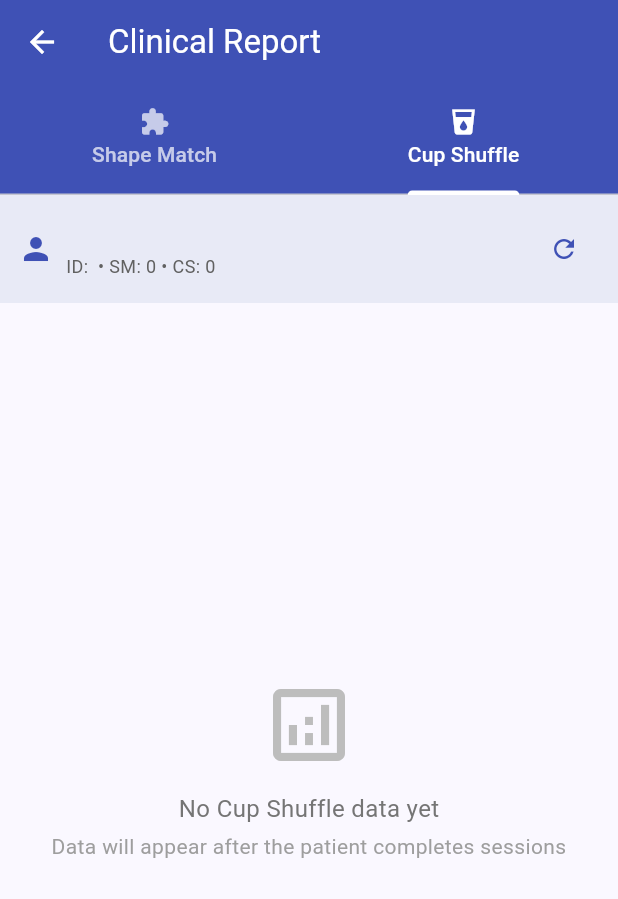
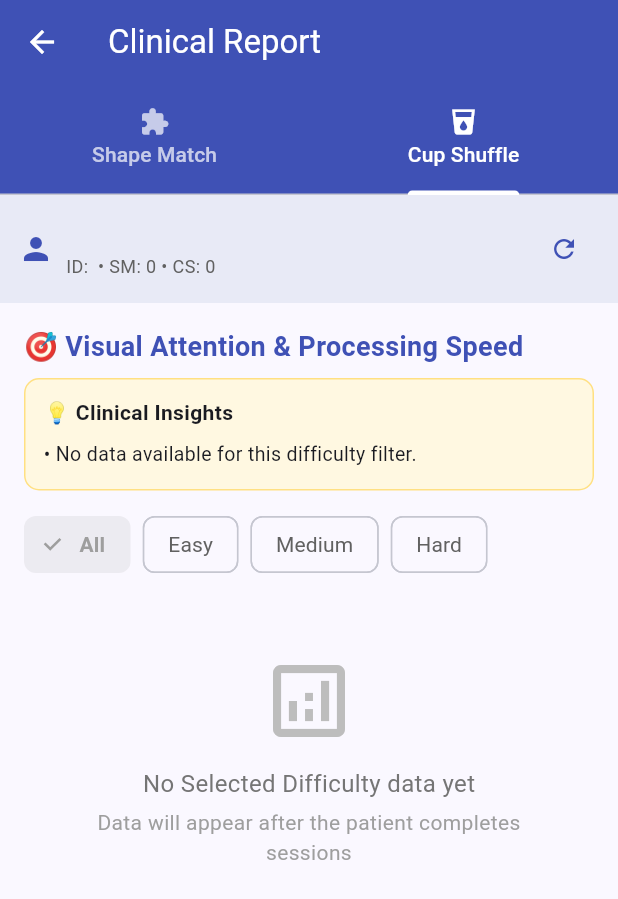
Before and after one commit to Agido26/mtbi_rehab_app, a Flutter app: the ClinicalReportScreen screen opened directly with empty values, tab 2 chosen, on a phone screen of 412 x 824 dp. Shown: the top 899 px of the screen. Run offline on Flutter 3.47's test engine with Material 3 defaults, Android fonts, the phone set to English and light mode, and no system bars; our stand-ins replace camera, fl_chart, permission_handler, shared_preferences, sqflite, webview_flutter; missing offline and left inert: webview_flutter_android; accounts and stored records are empty.

Commit message:
fix recent session bar in clical screen and add chart for modes easy,mid and hard in cup shuffle game

```diff
--- a/lib/screens/clinical_report_screen.dart
+++ b/lib/screens/clinical_report_screen.dart
@@ -1,7 +1,9 @@
 import 'package:flutter/material.dart';
 import 'package:intl/intl.dart';
+
+import '../models/game_result.dart';
 import '../models/patient.dart';
-import '../models/game_result.dart';
+import '../services/auth_service.dart';
 import '../services/game_data_service.dart';
 import '../services/metrics_analyzer.dart';
 import '../widgets/charts/spatial_error_chart.dart';
@@ -10,6 +12,7 @@ import '../widgets/charts/trend_line_chart.dart';
 class ClinicalReportScreen extends StatefulWidget {
   final Patient patient;
   const ClinicalReportScreen({super.key, required this.patient});
+
   @override
   State<ClinicalReportScreen> createState() => _ClinicalReportScreenState();
 }
@@ -20,8 +23,11 @@ class _ClinicalReportScreenState extends State<ClinicalReportScreen>
   Map<GameType, List<GameResult>> _byGame = {};
   bool _loading = true;
   late final TabController _tabController;
+
+  // حالة الفلترة وعرض المزيد
   int _limitSM = 6;
   int _limitCS = 6;
+  String _csFilter = 'all'; // 'all', 'easy', 'medium', 'hard'
 
   @override
   void initState() {
@@ -55,11 +61,9 @@ class _ClinicalReportScreenState extends State<ClinicalReportScreen>
 
     final shapeMatch = _byGame[GameType.shapeMatch] ?? [];
     final cupShuffle = _byGame[GameType.cupShuffle] ?? [];
+
     final sm = shapeMatch.isNotEmpty
         ? MetricsAnalyzer.analyzeShapeMatch(shapeMatch)
-        : null;
-    final cs = cupShuffle.isNotEmpty
-        ? MetricsAnalyzer.analyzeCupShuffle(cupShuffle)
         : null;
 
     return Scaffold(
@@ -77,24 +81,22 @@ class _ClinicalReportScreenState extends State<ClinicalReportScreen>
               icon: const Icon(Icons.extension, size: 20),
               text: 'Shape Match${sm != null ? ' (${sm.sessionsCount})' : ''}',
             ),
-            Tab(
-              icon: const Icon(Icons.local_drink, size: 20),
-              text: 'Cup Shuffle${cs != null ? ' (${cs.sessionsCount})' : ''}',
+            const Tab(
+              icon: Icon(Icons.local_drink, size: 20),
+              text: 'Cup Shuffle',
             ),
           ],
         ),
       ),
       body: Column(
         children: [
-          // Header ثابت في كل التابّات
           _buildPatientHeader(),
-          // محتوى التابّات
           Expanded(
             child: TabBarView(
               controller: _tabController,
               children: [
                 _buildShapeMatchTab(sm, shapeMatch),
-                _buildCupShuffleTab(cs, cupShuffle),
+                _buildCupShuffleTab(cupShuffle),
               ],
             ),
           ),
@@ -104,10 +106,9 @@ class _ClinicalReportScreenState extends State<ClinicalReportScreen>
   }
 
   // ============================================================
-  // HEADER (ظاهر في كل التابّات)
+  // HEADER
   // ============================================================
   Widget _buildPatientHeader() {
-    final patient = widget.patient;
     final sm = _byGame[GameType.shapeMatch];
     final cs = _byGame[GameType.cupShuffle];
     final smM = sm != null && sm.isNotEmpty
@@ -130,12 +131,12 @@ class _ClinicalReportScreenState extends State<ClinicalReportScreen>
               crossAxisAlignment: CrossAxisAlignment.start,
               children: [
                 Text(
-                  patient?.username ?? 'Patient',
+                  widget.patient.username,
                   style: const TextStyle(
                       fontSize: 16, fontWeight: FontWeight.bold),
                 ),
                 Text(
-                  'ID: ${patient?.id ?? '-'} • SM: ${smM?.sessionsCount ?? 0} • CS: ${csM?.sessionsCount ?? 0}',
+                  'ID: ${widget.patient.id} • SM: ${smM?.sessionsCount ?? 0} • CS: ${csM?.sessionsCount ?? 0}',
                   style: TextStyle(color: Colors.grey[700], fontSize: 12),
                 ),
               ],
@@ -183,66 +184,82 @@ class _ClinicalReportScreenState extends State<ClinicalReportScreen>
             title: 'Accuracy Over Sessions',
             isPercent: true,
             color: Colors.purple,
-          unitLabel: 'Pattern recognition + visual attention',
-        ),
+            unitLabel: 'Pattern recognition + visual attention'),
         const SizedBox(height: 12),
         TrendLineChart(
             points: sm.avgTimeTrend,
             title: 'Avg Round Time (sec)',
             color: Colors.teal,
-          unitLabel: 'Lower = faster cognitive processing',
-        ),
+            unitLabel: 'Lower = faster cognitive processing'),
         const SizedBox(height: 12),
         TrendLineChart(
             points: sm.peeksTrend,
             title: 'Peeks Per Session',
             color: Colors.orange,
-          unitLabel: 'Working memory dependence — decreasing = stronger memory',
-        ),
+            unitLabel:
+                'Working memory dependence — decreasing = stronger memory'),
         const SizedBox(height: 12),
-        _buildRecentSessions(
-          'Recent Sessions — Shape Match',
-          raw,
-          limit: _limitSM,
-          onShowMore: () => setState(() => _limitSM += 6),
-        ),
+        _buildRecentSessions('Recent Sessions — Shape Match', raw,
+            limit: _limitSM, onShowMore: () => setState(() => _limitSM += 6)),
       ],
     );
   }
 
   // ============================================================
-  // TAB 2: CUP SHUFFLE
+  // TAB 2: CUP SHUFFLE (مع الفلترة حسب الصعوبة)
   // ============================================================
-  Widget _buildCupShuffleTab(CupShuffleMetrics? cs, List<GameResult> raw) {
-    if (cs == null) return _buildNoData('Cup Shuffle');
+  Widget _buildCupShuffleTab(List<GameResult> raw) {
+    // 1. فلترة البيانات بناءً على الاختيار
+    final filteredRaw = _csFilter == 'all'
+        ? raw
+        : raw
+            .where((r) =>
+                (r.metadata?['difficulty'] as String?)?.toLowerCase() ==
+                _csFilter)
+            .toList();
+
+    // 2. حساب المقاييس للبيانات المفلترة فقط
+    final cs = filteredRaw.isNotEmpty
+        ? MetricsAnalyzer.analyzeCupShuffle(filteredRaw)
+        : null;
+
     return ListView(
       padding: const EdgeInsets.all(16),
       children: [
         _buildSectionTitle('🎯 Visual Attention & Processing Speed'),
-        _buildInsightBox(_cupShuffleInsights(cs)),
+        _buildInsightBox(cs != null
+            ? _cupShuffleInsights(cs)
+            : ['No data available for this difficulty filter.']),
         const SizedBox(height: 12),
+
+        // ✅ أزرار الفلترة للشارتات
+        _buildDifficultyFilter(
+            _csFilter, (val) => setState(() => _csFilter = val)),
+        const SizedBox(height: 16),
+
+        if (cs == null)
+          _buildNoData('Selected Difficulty')
+        else ...[
           _buildQuickStatsRow([
             _buildStatChip('Avg Accuracy',
                 '${(cs.avgAccuracy * 100).toStringAsFixed(0)}%', Colors.blue),
-          _buildStatChip('Avg RT', '${cs.avgResponseTime.toStringAsFixed(2)}s',
-              Colors.green),
+            _buildStatChip('Avg RT',
+                '${cs.avgResponseTime.toStringAsFixed(2)}s', Colors.green),
             _buildStatChip('ISV', cs.intraSessionVariability.toStringAsFixed(1),
                 cs.intraSessionVariability > 20 ? Colors.orange : Colors.green),
           ]),
           const SizedBox(height: 16),
           TrendLineChart(
               points: cs.accuracyTrend,
-          title: 'Accuracy Over Sessions',
+              title: 'Accuracy Over Sessions ($_csFilter)',
               isPercent: true,
-          color: Colors.blue,
-        ),
+              color: Colors.blue),
           const SizedBox(height: 12),
           TrendLineChart(
               points: cs.responseTimeTrend,
-          title: 'Response Time (sec)',
+              title: 'Response Time (sec) ($_csFilter)',
               color: Colors.green,
-          unitLabel: 'Processing speed — lower = faster',
-        ),
+              unitLabel: 'Processing speed — lower = faster'),
           const SizedBox(height: 12),
           _buildISVCard(cs.intraSessionVariability),
           const SizedBox(height: 12),
@@ -250,35 +267,63 @@ class _ClinicalReportScreenState extends State<ClinicalReportScreen>
           const SizedBox(height: 12),
           TrendLineChart(
               points: cs.fatigueIndexTrend,
-          title: 'Fatigue Index Trend',
+              title: 'Fatigue Index Trend ($_csFilter)',
               color: Colors.deepOrange,
               unitLabel:
-              'FI = avg RT (2nd half) ÷ avg RT (1st half) — >1.0 = within-session slowing',
-        ),
+                  'FI = avg RT (2nd half) ÷ avg RT (1st half) — >1.0 = within-session slowing'),
           const SizedBox(height: 12),
           SpatialErrorChart(errors: cs.spatialErrors),
           const SizedBox(height: 12),
-        _buildRecentSessions(
-          'Recent Sessions — Cup Shuffle',
-          raw,
-          limit: _limitCS,
-          onShowMore: () => setState(() => _limitCS += 6),
-        ),
+          // ✅ قائمة الجلسات تعكس أيضاً الفلتر المختار
+          _buildRecentSessions('Recent Sessions — Cup Shuffle', filteredRaw,
+              limit: _limitCS, onShowMore: () => setState(() => _limitCS += 6)),
+        ]
       ],
     );
   }
 
   // ============================================================
-  // Shared widgets
+  // WIDGETS مشتركة
   // ============================================================
+  Widget _buildDifficultyFilter(
+      String selected, ValueChanged<String> onChanged) {
+    return SingleChildScrollView(
+      scrollDirection: Axis.horizontal,
+      child: Row(
+        children: ['all', 'easy', 'medium', 'hard'].map((d) {
+          final isSelected = selected == d;
+          final color = d == 'all'
+              ? Colors.grey
+              : (d == 'easy'
+                  ? Colors.green
+                  : (d == 'medium' ? Colors.orange : Colors.red));
+          final label = d[0].toUpperCase() + d.substring(1);
+
+          return Padding(
+            padding: const EdgeInsets.only(right: 8.0),
+            child: FilterChip(
+              label: Text(label),
+              selected: isSelected,
+              selectedColor: color.withOpacity(0.15),
+              checkmarkColor: color,
+              labelStyle: TextStyle(
+                color: isSelected ? color : Colors.grey[700],
+                fontWeight: isSelected ? FontWeight.bold : FontWeight.normal,
+              ),
+              onSelected: (_) => onChanged(d),
+            ),
+          );
+        }).toList(),
+      ),
+    );
+  }
+
   Widget _buildSectionTitle(String title) {
     return Padding(
       padding: const EdgeInsets.only(bottom: 8),
-      child: Text(
-        title,
+      child: Text(title,
           style: const TextStyle(
-            fontSize: 18, fontWeight: FontWeight.bold, color: Colors.indigo),
-      ),
+              fontSize: 18, fontWeight: FontWeight.bold, color: Colors.indigo)),
     );
   }
 
@@ -289,8 +334,7 @@ class _ClinicalReportScreenState extends State<ClinicalReportScreen>
       decoration: BoxDecoration(
           color: Colors.amber.shade50,
           borderRadius: BorderRadius.circular(10),
-        border: Border.all(color: Colors.amber.shade200),
-      ),
+          border: Border.all(color: Colors.amber.shade200)),
       child: Column(
         crossAxisAlignment: CrossAxisAlignment.start,
         children: [
@@ -299,22 +343,19 @@ class _ClinicalReportScreenState extends State<ClinicalReportScreen>
           const SizedBox(height: 6),
           ...insights.map((i) => Padding(
               padding: const EdgeInsets.symmetric(vertical: 2),
-                child: Text('• $i', style: const TextStyle(fontSize: 13)),
-              )),
+              child: Text('• $i', style: const TextStyle(fontSize: 13)))),
         ],
       ),
     );
   }
 
   Widget _buildQuickStatsRow(List<Widget> chips) {
-    return Row(
-      children: [
+    return Row(children: [
       for (int i = 0; i < chips.length; i++) ...[
         Expanded(child: chips[i]),
-          if (i < chips.length - 1) const SizedBox(width: 8),
-        ],
-      ],
-    );
+        if (i < chips.length - 1) const SizedBox(width: 8)
+      ]
+    ]);
   }
 
   Widget _buildStatChip(String label, String value, Color color) {
@@ -323,8 +364,7 @@ class _ClinicalReportScreenState extends State<ClinicalReportScreen>
       decoration: BoxDecoration(
           color: color.withOpacity(0.08),
           borderRadius: BorderRadius.circular(10),
-        border: Border.all(color: color.withOpacity(0.3)),
-      ),
+          border: Border.all(color: color.withOpacity(0.3))),
       child: Column(
         children: [
           Text(value,
@@ -358,8 +398,7 @@ class _ClinicalReportScreenState extends State<ClinicalReportScreen>
                       style: TextStyle(fontWeight: FontWeight.bold)),
                   Text(
                       '$level — ${isv.toStringAsFixed(1)} (marker of cognitive stability in mTBI)',
-                    style: TextStyle(color: Colors.grey[700], fontSize: 12),
-                  ),
+                      style: TextStyle(color: Colors.grey[700], fontSize: 12)),
                 ],
               ),
             ),
@@ -389,8 +428,7 @@ class _ClinicalReportScreenState extends State<ClinicalReportScreen>
                       style: TextStyle(fontWeight: FontWeight.bold)),
                   Text(
                       '$level — FI ${fi.toStringAsFixed(2)} (avg ${cs.avgFatigueIndex.toStringAsFixed(2)})',
-                    style: TextStyle(color: Colors.grey[700], fontSize: 12),
-                  ),
+                      style: TextStyle(color: Colors.grey[700], fontSize: 12)),
                 ],
               ),
             ),
@@ -400,16 +438,13 @@ class _ClinicalReportScreenState extends State<ClinicalReportScreen>
     );
   }
 
-  Widget _buildRecentSessions(
-    String title,
-    List<GameResult> results, {
-    required int limit,
-    required VoidCallback onShowMore,
-  }) {
+  // ✅ الإصلاح الجذري للـ Overflow: استخدام Column بدلاً من نص واحد طويل
+  Widget _buildRecentSessions(String title, List<GameResult> results,
+      {required int limit, required VoidCallback onShowMore}) {
     final recent = List<GameResult>.from(results)
       ..sort((a, b) => b.playedAt.compareTo(a.playedAt));
     final shown = recent.take(limit).toList();
-    final hasMore = recent.length > limit; // ✅ safe check
+    final hasMore = recent.length > limit;
 
     return Card(
       child: Padding(
@@ -420,7 +455,7 @@ class _ClinicalReportScreenState extends State<ClinicalReportScreen>
             Row(
               mainAxisAlignment: MainAxisAlignment.spaceBetween,
               children: [
-                Text(title,
+                Text("Recent Sessions",
                     style: const TextStyle(
                         fontSize: 16, fontWeight: FontWeight.bold)),
                 Text('${recent.length} total',
@@ -432,23 +467,17 @@ class _ClinicalReportScreenState extends State<ClinicalReportScreen>
               Padding(
                   padding: const EdgeInsets.symmetric(vertical: 12),
                   child: Text('No sessions yet',
-                    style: TextStyle(color: Colors.grey[500])),
-              )
+                      style: TextStyle(color: Colors.grey[500])))
             else
               ...shown.map((r) {
-                final meta = r.metadata ?? {};
-                final extra = <String>[];
-                if (meta['difficulty'] != null) {
-                  final d = meta['difficulty'].toString();
-                  extra.add(d == 'easy' ? 'Standard' : d); // ✅ rename display
-                }
-                if (meta['peeksUsed'] != null) {
-                  extra.add('peeks: ${meta['peeksUsed']}');
-                }
-                if (meta['avgResponseTime'] != null) {
-                  extra.add(
-                      'RT: ${(meta['avgResponseTime'] as num).toStringAsFixed(2)}s');
-                }
+                final diff =
+                    (r.metadata?['difficulty'] as String?)?.toLowerCase() ?? '';
+                final diffLabel = diff == 'easy'
+                    ? 'Easy'
+                    : (diff == 'medium'
+                        ? 'Medium'
+                        : (diff == 'hard' ? 'Hard' : ''));
+
                 return ListTile(
                   contentPadding: EdgeInsets.zero,
                   dense: true,
@@ -459,14 +488,28 @@ class _ClinicalReportScreenState extends State<ClinicalReportScreen>
                     style: const TextStyle(
                         fontSize: 13, fontWeight: FontWeight.w600),
                   ),
-                  subtitle: Text(
-                    [
-                      'Score ${r.score}',
-                      'Acc ${(r.accuracy * 100).toStringAsFixed(0)}%',
-                      '${r.durationSeconds}s',
-                      ...extra,
-                    ].join(' • '),
-                    style: TextStyle(fontSize: 11, color: Colors.grey[600]),
+                  // ✅ هنا الحل: تقسيم النص إلى سطرين قصيرين مع ellipsis يمنع الـ Overflow تماماً
+                  subtitle: Column(
+                    crossAxisAlignment: CrossAxisAlignment.start,
+                    children: [
+                      Text(
+                        'Score: ${r.score} • Acc: ${(r.accuracy * 100).toStringAsFixed(0)}% • ${r.durationSeconds}s',
+                        maxLines: 1,
+                        overflow: TextOverflow.ellipsis,
+                        style: TextStyle(
+                            fontSize: 11,
+                            color: Colors.grey[700],
+                            fontWeight: FontWeight.w500),
+                      ),
+                      if (diffLabel.isNotEmpty)
+                        Text(
+                          'Difficulty: $diffLabel',
+                          maxLines: 1,
+                          overflow: TextOverflow.ellipsis,
+                          style:
+                              TextStyle(fontSize: 10, color: Colors.grey[600]),
+                        ),
+                    ],
                   ),
                 );
               }),
@@ -488,7 +531,7 @@ class _ClinicalReportScreenState extends State<ClinicalReportScreen>
     final insights = <String>[];
     if (sm.improvementPct > 10) {
       insights.add(
-          'Strong improvement (+${sm.improvementPct.toStringAsFixed(0)}%) — working memory responding well to training.');
+          'Strong improvement (+${sm.improvementPct.toStringAsFixed(0)}%) — working memory responding well.');
     } else if (sm.improvementPct < -5) {
       insights.add(
           'Accuracy declining — consider adjusting difficulty or session length.');
@@ -496,14 +539,16 @@ class _ClinicalReportScreenState extends State<ClinicalReportScreen>
       insights.add(
           'Stable performance — may need increased cognitive load for further gains.');
     }
+
     if (sm.fatigueScore < -0.15) {
       insights.add(
-          '⚠️ Significant intra-session fatigue — recommend shorter sessions or more breaks.');
+          '⚠️ Significant intra-session fatigue — recommend shorter sessions.');
     } else if (sm.fatigueScore < -0.05) {
       insights.add('Mild fatigue detected — monitor session duration.');
     } else {
       insights.add('Good endurance across sessions.');
     }
+
     final lastPeeks = sm.peeksTrend.isNotEmpty ? sm.peeksTrend.last.y : 0;
     if (lastPeeks > 0) {
       insights.add(
@@ -520,6 +565,7 @@ class _ClinicalReportScreenState extends State<ClinicalReportScreen>
       insights.add(
           '⚠️ Left-side error bias (${cs.spatialBiasRatio.toStringAsFixed(1)}x) — consider formal spatial attention assessment.');
     }
+
     if (cs.intraSessionVariability > 30) {
       insights.add(
           'High response variability — common in mTBI; suggests fluctuating cognitive stability.');
@@ -528,16 +574,10 @@ class _ClinicalReportScreenState extends State<ClinicalReportScreen>
     } else {
       insights.add('Consistent response times — stable cognitive performance.');
     }
-    if (cs.avgResponseTime > 3.0) {
-      insights.add(
-          'Slower average response (${cs.avgResponseTime.toStringAsFixed(1)}s) — processing speed focus recommended.');
-    } else if (cs.avgResponseTime < 1.5) {
-      insights.add(
-          'Fast responses (${cs.avgResponseTime.toStringAsFixed(1)}s) with ${cs.avgAccuracy >= 0.7 ? 'good accuracy' : 'lower accuracy — may be sacrificing accuracy for speed'}.');
-    }
+
     if (cs.latestFatigueIndex > 1.25) {
       insights.add(
-          '⚠️ High cognitive fatigue (FI ${cs.latestFatigueIndex.toStringAsFixed(2)}) — responses slow markedly within sessions; consider shorter sessions or more breaks.');
+          '⚠️ High cognitive fatigue (FI ${cs.latestFatigueIndex.toStringAsFixed(2)}) — responses slow markedly within sessions.');
     } else if (cs.latestFatigueIndex > 1.05) {
       insights.add(
           'Mild within-session slowing (FI ${cs.latestFatigueIndex.toStringAsFixed(2)}) — monitor the fatigue trend.');
@@ -560,11 +600,9 @@ class _ClinicalReportScreenState extends State<ClinicalReportScreen>
             Text('No $gameName data yet',
                 style: TextStyle(fontSize: 16, color: Colors.grey[600])),
             const SizedBox(height: 4),
-            Text(
-              'Data will appear after the patient completes sessions',
+            Text('Data will appear after the patient completes sessions',
                 textAlign: TextAlign.center,
-              style: TextStyle(color: Colors.grey[500]),
-            ),
+                style: TextStyle(color: Colors.grey[500])),
           ],
         ),
       ),
```
Also changed, not shown: pubspec.lock. Lines whose indentation alone changed are shown as unchanged.
